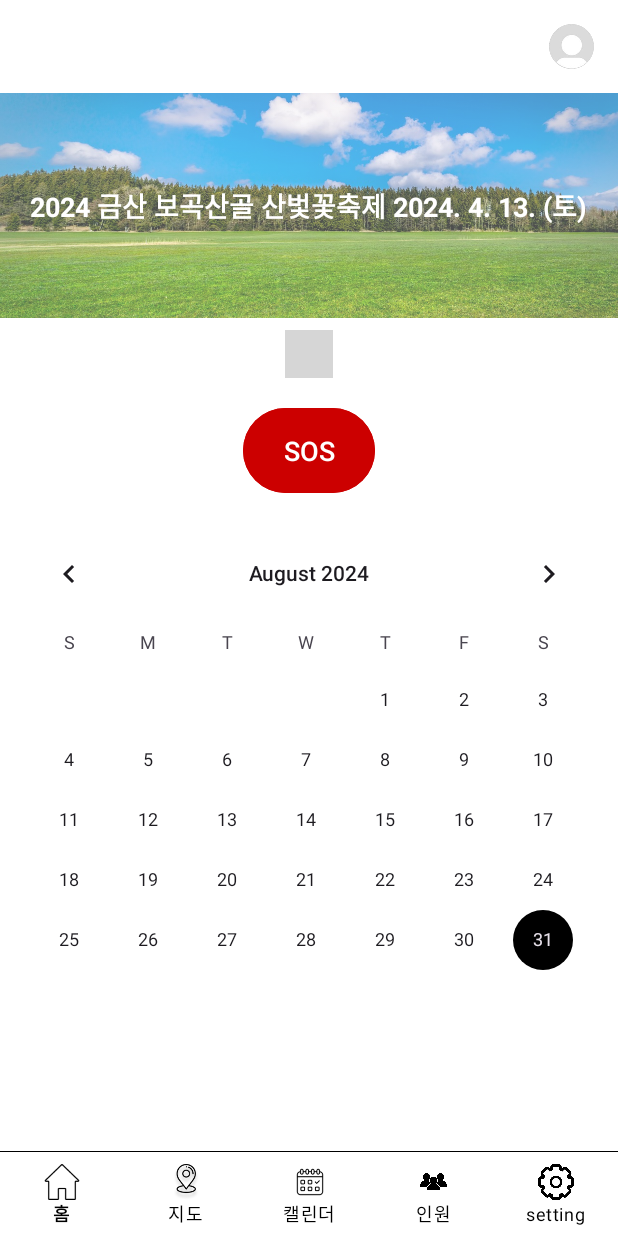
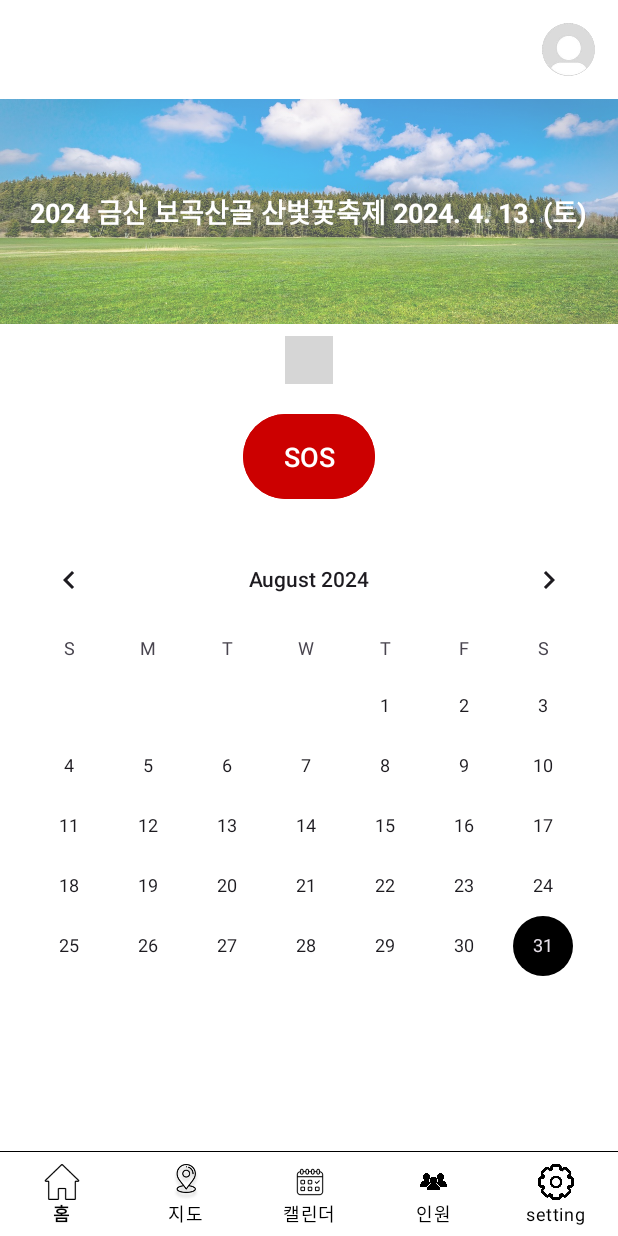
Before and after one commit to worhs02/GpsTracking, an Android app: the HomeFragment screen opened directly, with no data from a screen before it, on a phone screen of 412 x 824 dp. Run offline under Robolectric (Android 15) with nearby library versions, the phone set to English and light mode, and no system bars; libraries missing offline, so code that uses them is left out: me.relex.circleindicator; plain views replace CircleIndicator3; 3 statements that could not run were skipped; grey boxes are pictures that could not be loaded.

Commit message:
홈화면 프로필 사진 키우기

```diff
--- a/hwan/mountain/app/src/main/res/layout/fragment_home.xml
+++ b/hwan/mountain/app/src/main/res/layout/fragment_home.xml
@@ -13,9 +13,9 @@
         <!-- 프로필 버튼 추가 -->
         <ImageButton
             android:id="@+id/profile_button"
-            android:layout_width="30dp"
-            android:layout_height="30dp"
-            android:layout_margin="16dp"
+            android:layout_width="35dp"
+            android:layout_height="35dp"
+            android:layout_margin="15dp"
             android:background="@null"
             android:contentDescription="Settings"
             android:scaleType="centerInside"
```
